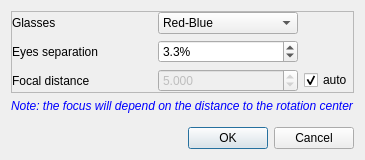
This is qCC/ui_templates/stereoModeDlg.ui in CloudCompare/CloudCompare as Qt 5 draws it before an edit. The edited form follows.
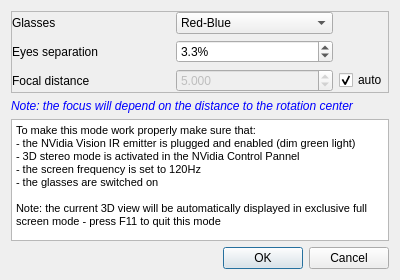
This is the edited form. Icons and pictures are not drawn.

Commit message: - Stereo rendering enhanced - dialog is more informative

The edit to the form file:
```diff
--- a/qCC/ui_templates/stereoModeDlg.ui
+++ b/qCC/ui_templates/stereoModeDlg.ui
@@ -6,8 +6,8 @@
    <rect>
     <x>0</x>
     <y>0</y>
-    <width>350</width>
-    <height>160</height>
+    <width>400</width>
+    <height>280</height>
    </rect>
   </property>
   <property name="windowTitle">
@@ -150,6 +150,23 @@
      </property>
     </widget>
    </item>
+   <item>
+    <widget class="QTextEdit" name="NVVisionWarningTextEdit">
+     <property name="html">
+      <string>&lt;!DOCTYPE HTML PUBLIC &quot;-//W3C//DTD HTML 4.0//EN&quot; &quot;http://www.w3.org/TR/REC-html40/strict.dtd&quot;&gt;
+&lt;html&gt;&lt;head&gt;&lt;meta name=&quot;qrichtext&quot; content=&quot;1&quot; /&gt;&lt;style type=&quot;text/css&quot;&gt;
+p, li { white-space: pre-wrap; }
+&lt;/style&gt;&lt;/head&gt;&lt;body style=&quot; font-family:'MS Shell Dlg 2'; font-size:8.25pt; font-weight:400; font-style:normal;&quot;&gt;
+&lt;p style=&quot; margin-top:0px; margin-bottom:0px; margin-left:0px; margin-right:0px; -qt-block-indent:0; text-indent:0px;&quot;&gt;&lt;span style=&quot; font-size:8pt;&quot;&gt;To make this mode work properly make sure that:&lt;/span&gt;&lt;/p&gt;
+&lt;p style=&quot; margin-top:0px; margin-bottom:0px; margin-left:0px; margin-right:0px; -qt-block-indent:0; text-indent:0px;&quot;&gt;&lt;span style=&quot; font-size:8pt;&quot;&gt;- the NVidia Vision IR emitter is plugged and enabled (dim green light)&lt;/span&gt;&lt;/p&gt;
+&lt;p style=&quot; margin-top:0px; margin-bottom:0px; margin-left:0px; margin-right:0px; -qt-block-indent:0; text-indent:0px;&quot;&gt;&lt;span style=&quot; font-size:8pt;&quot;&gt;- 3D stereo mode is activated in the NVidia Control Pannel&lt;/span&gt;&lt;/p&gt;
+&lt;p style=&quot; margin-top:0px; margin-bottom:0px; margin-left:0px; margin-right:0px; -qt-block-indent:0; text-indent:0px;&quot;&gt;&lt;span style=&quot; font-size:8pt;&quot;&gt;- the screen frequency is set to 120Hz&lt;/span&gt;&lt;/p&gt;
+&lt;p style=&quot; margin-top:0px; margin-bottom:0px; margin-left:0px; margin-right:0px; -qt-block-indent:0; text-indent:0px;&quot;&gt;&lt;span style=&quot; font-size:8pt;&quot;&gt;- the glasses are switched on&lt;/span&gt;&lt;/p&gt;
+&lt;p style=&quot;-qt-paragraph-type:empty; margin-top:0px; margin-bottom:0px; margin-left:0px; margin-right:0px; -qt-block-indent:0; text-indent:0px; font-size:8pt;&quot;&gt;&lt;br /&gt;&lt;/p&gt;
+&lt;p style=&quot; margin-top:0px; margin-bottom:0px; margin-left:0px; margin-right:0px; -qt-block-indent:0; text-indent:0px;&quot;&gt;&lt;span style=&quot; font-size:8pt;&quot;&gt;Note: the current 3D view will be automatically displayed in exclusive full screen mode - press F11 to quit this mode&lt;/span&gt;&lt;/p&gt;&lt;/body&gt;&lt;/html&gt;</string>
+     </property>
+    </widget>
+   </item>
    <item>
     <spacer name="verticalSpacer">
      <property name="orientation">
```
The commit also changes 5 other files.
